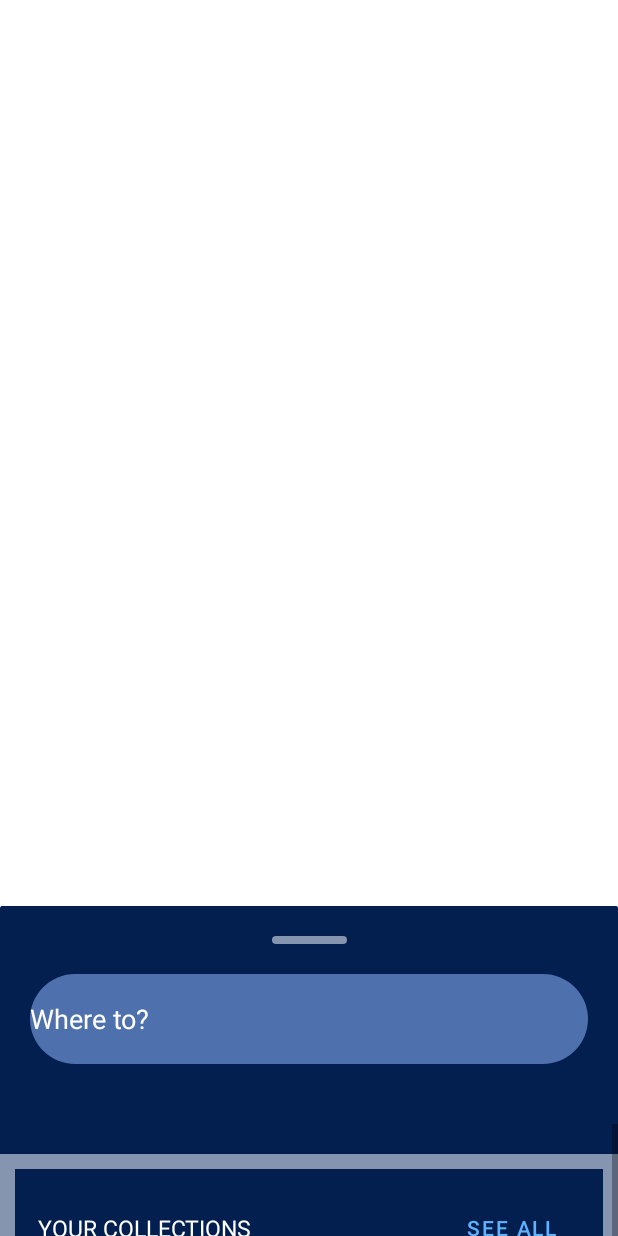
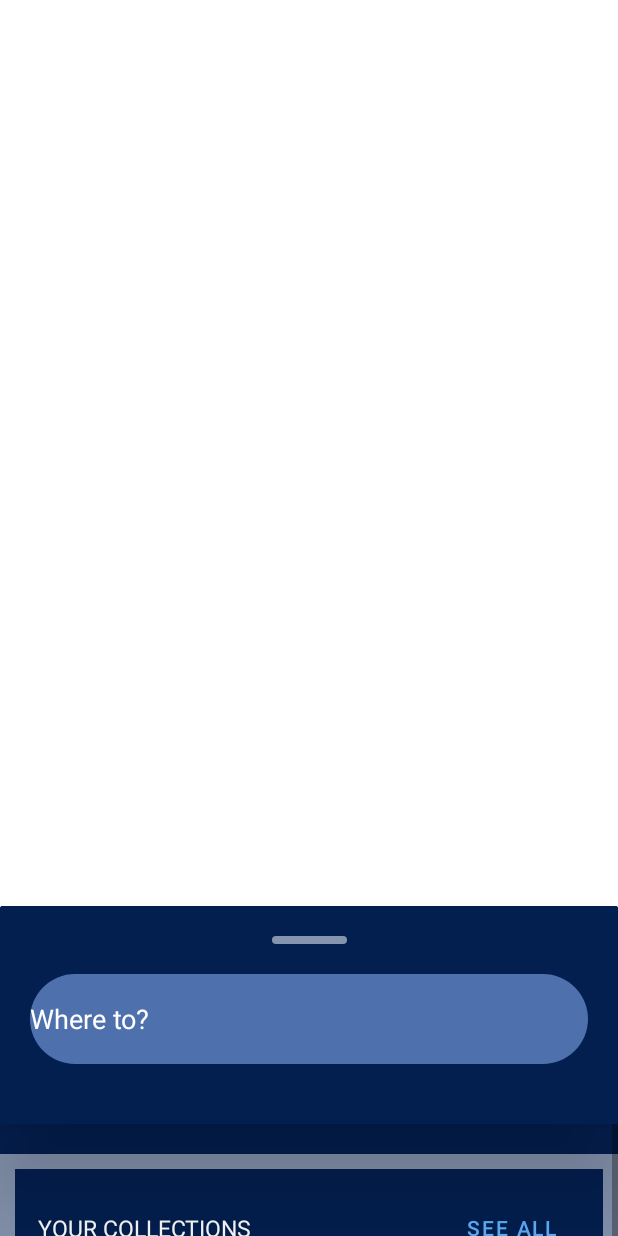
Before and after one commit to JoshMkhari/Carte, an Android app: the layout activity_main.xml on its own in the app's theme, with its tools: preview values and no code run, on a phone screen of 412 x 824 dp. Run offline under Robolectric (Android 15) with nearby library versions, the phone set to English and light mode, and no system bars.

Commit message:
added elevation to Top section of bottom_sheet_menu by placing constraintLayout wihtin cardview

```diff
--- a/app/src/main/res/layout/bottom_sheet_menu_layout.xml
+++ b/app/src/main/res/layout/bottom_sheet_menu_layout.xml
@@ -25,10 +25,16 @@
             android:layout_height="wrap_content"
             android:orientation="vertical">
 
+            <androidx.cardview.widget.CardView
+                android:layout_width="match_parent"
+                android:layout_height="wrap_content"
+                app:cardBackgroundColor="#031f50"
+                app:cardElevation="40dp">
                 <androidx.constraintlayout.widget.ConstraintLayout
                     android:layout_width="match_parent"
                     android:layout_height="wrap_content"
-                android:padding="20dp">
+                    android:padding="20dp"
+                    >
                     <View
                         android:id="@+id/view_menu_indicator"
                         android:layout_width="50dp"
@@ -62,6 +68,8 @@
                         app:layout_constraintTop_toBottomOf ="@id/autoCompleteTextView_Destination"
                         tools:listitem="@layout/recyclerview_destination_filter_options_layout"/>
                 </androidx.constraintlayout.widget.ConstraintLayout>
+            </androidx.cardview.widget.CardView>
+
             <ScrollView
                 android:layout_width="match_parent"
                 android:layout_height="0dp"
```
Lines whose indentation alone changed are shown as unchanged.
